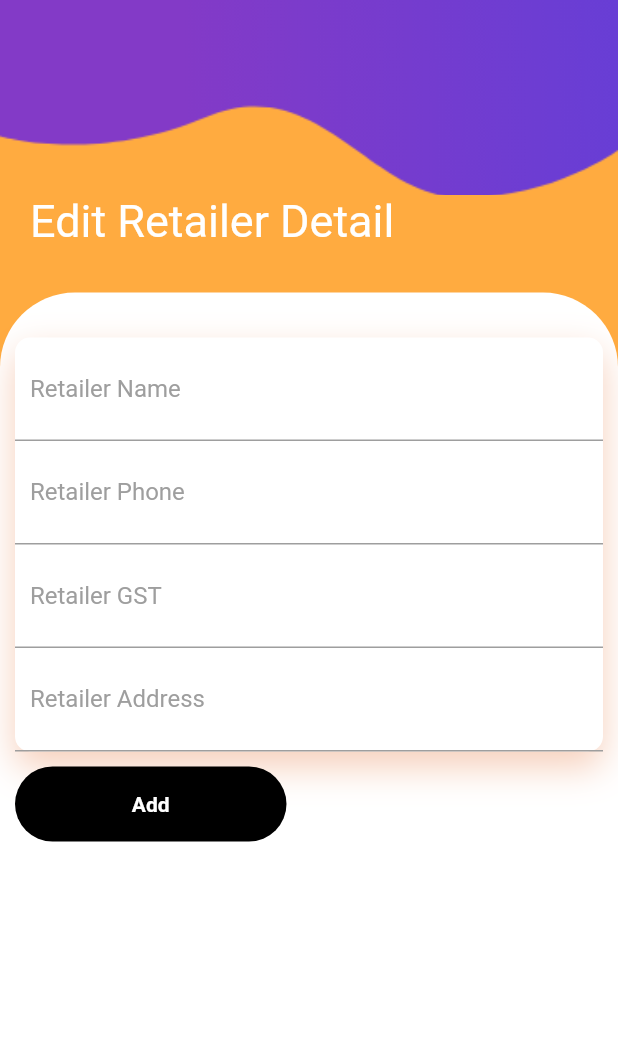
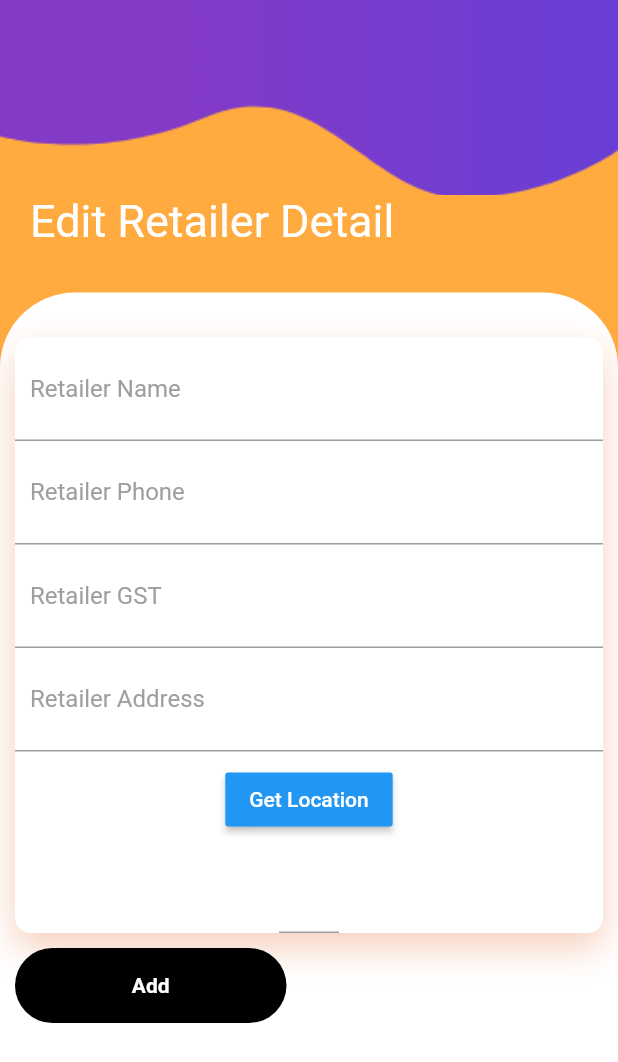
Before and after one commit to Abhii4/ThirdEye_InfoDeck_app, a Flutter app: the EditRetailer screen opened directly, on a phone screen of 412 x 824 dp. Shown: the top 1062 px of the screen. Run offline on Flutter 3.47's test engine with Material 2 defaults, Android fonts, the phone set to English and light mode, and no system bars; our stand-ins replace cloud_firestore, curved_navigation_bar, firebase_auth, geolocator, simple_animations; accounts and stored records are empty.

Commit message:
Added Current Location feature for retailers.

```diff
--- a/lib/secondAprroach/editRetailer.dart
+++ b/lib/secondAprroach/editRetailer.dart
@@ -4,6 +4,7 @@ import 'package:infodeck/secondAprroach/packagePage.dart';
 import 'package:infodeck/secondAprroach/retailer.dart';
 import 'package:infodeck/secondAprroach/retailerProvider.dart';
 import 'package:provider/provider.dart';
+import 'package:geolocator/geolocator.dart';
 
 class EditRetailer extends StatefulWidget {
   final Retailer retailer;
@@ -19,6 +20,7 @@ class _EditRetailerState extends State<EditRetailer> {
   final phoneController = TextEditingController();
   final gstController = TextEditingController();
   final addressController = TextEditingController();
+  String userLocation='';
 
   @override
   void dispose() {
@@ -40,7 +42,7 @@ class _EditRetailerState extends State<EditRetailer> {
       new Future.delayed(Duration.zero, () {
         final retailerProvider =
         Provider.of<RetailerProvider>(context, listen: false);
-        retailerProvider.loadValues(Retailer(null, null, null, null,null));
+        retailerProvider.loadValues(Retailer(null, null, null, null,null,null));
       });
     } else {
       //Controller Update
@@ -48,6 +50,7 @@ class _EditRetailerState extends State<EditRetailer> {
       phoneController.text = widget.retailer.phone;
       gstController.text = widget.retailer.gst;
       addressController.text = widget.retailer.address;
+      userLocation = widget.retailer.location;
 
       //State Update
       new Future.delayed(Duration.zero, () {
@@ -62,6 +65,21 @@ class _EditRetailerState extends State<EditRetailer> {
   _getretailerId(){
     String retailerId = widget.retailer.retailerId;
     return retailerId;
+  }
+
+  getLocation() async {
+
+    Position position = await Geolocator().getCurrentPosition(desiredAccuracy: LocationAccuracy.high);
+    List<Placemark> placemark = await Geolocator().placemarkFromCoordinates(position.latitude, position.longitude);
+    Placemark placeMark  = placemark[0];
+    String name = placeMark.name;
+    String subLocality = placeMark.subLocality;
+    String locality = placeMark.locality;
+    String administrativeArea = placeMark.administrativeArea;
+    String postalCode = placeMark.postalCode;
+    String country = placeMark.country;
+    String address = "${name}, ${subLocality}, ${locality}, ${administrativeArea} ${postalCode}, ${country}";
+    return address;
   }
 
   @override
@@ -208,9 +226,47 @@ class _EditRetailerState extends State<EditRetailer> {
                                         border: InputBorder.none),
                                   ),
                                 ),
+                                Container(
+                                  child: Row(
+                                    mainAxisAlignment: MainAxisAlignment.center,
+                                    crossAxisAlignment: CrossAxisAlignment.center,
+                                    children: <Widget>[
+                                      Padding(
+                                        padding: const EdgeInsets.all(8.0),
+                                        child: RaisedButton(
+                                          onPressed: () async {
+                                            userLocation = await getLocation();
+                                            print("Location is :" + userLocation);
+                                            retailerProvider.changeLocation(userLocation);
+
+//
+                                          },
+                                          color: Colors.blue,
+                                          child: Text("Get Location", style: TextStyle(color: Colors.white),),
+                                        ),
+                                      ),
+                                    ],
+
+                                  )
+
+                                ),
+                                Container(
+                                  padding: EdgeInsets.symmetric(vertical: 20.0, horizontal: 20.0),
+                                  decoration: BoxDecoration(
+                                      border: Border(
+                                          bottom: BorderSide(
+                                              color: Colors.grey[500]))),
+                                  child: Text(
+                                    userLocation,
+                                    textAlign: TextAlign.center,
+                                    overflow: TextOverflow.ellipsis,
+                                    style: TextStyle(fontWeight: FontWeight.bold),
+                                  )
+                                ),
                               ],
                             ),
-                          )),
+                          ),
+                      ),
                       SizedBox(
                         height: 10,
                       ),
--- a/lib/secondAprroach/retailer.dart
+++ b/lib/secondAprroach/retailer.dart
@@ -4,8 +4,10 @@ class Retailer{
   String _gst;
   String _address;
   String _retailerId;
+  String _location;
 
-  Retailer(this._name,this._phone,this._gst,this._address,this._retailerId);
+
+  Retailer(this._name,this._phone,this._gst,this._address,this._retailerId,this._location);
 
   Retailer.map(dynamic obj){
     this._name = obj['name'];
@@ -13,6 +15,8 @@ class Retailer{
     this._gst = obj['gst'];
     this._address = obj['address'];
     this._retailerId = obj['retailedId'];
+    this._location = obj['location'];
+
   }
 
   String get  name=> _name;
@@ -20,6 +24,8 @@ class Retailer{
   String get gst => _gst;
   String get address => _address;
   String get retailerId => _retailerId;
+  String get location => _location;
+
 
   Map<String,dynamic> toMap(){
     var map=new Map<String,dynamic>();
@@ -28,7 +34,9 @@ class Retailer{
     map['gst'] = _gst;
     map['address'] = _address;
     map ['retailerId'] = _retailerId;
-    return map;
+    map ['location'] = _location;
+
+     return map;
   }
 
   Retailer.fromMap(Map<String,dynamic> map){
@@ -37,6 +45,8 @@ class Retailer{
     this._gst = map['gst'];
     this._address = map['address'];
     this._retailerId = map ['retailerId'];
+    this._location = map ['location'];
+
 
   }
 }
--- a/lib/secondAprroach/retailerProvider.dart
+++ b/lib/secondAprroach/retailerProvider.dart
@@ -13,6 +13,7 @@ class RetailerProvider with ChangeNotifier {
   String _gst;
   String _address;
   String _retailerId;
+  String _location;
   var uuid = Uuid();
 
   //Getters
@@ -20,6 +21,7 @@ class RetailerProvider with ChangeNotifier {
   String get phone => _phone;
   String get gst => _gst;
   String get address => _address;
+  String get location => _location;
 
 
 
@@ -42,6 +44,10 @@ class RetailerProvider with ChangeNotifier {
     _address = value;
     notifyListeners();
   }
+  changeLocation(String value) {
+    _location = value;
+    notifyListeners();
+  }
 
 
   loadValues(Retailer retailer){
@@ -50,6 +56,7 @@ class RetailerProvider with ChangeNotifier {
     _gst=retailer.gst;
     _address=retailer.address;
     _retailerId=retailer.retailerId;
+    _location=retailer.location;
 
   }
 
@@ -57,12 +64,12 @@ class RetailerProvider with ChangeNotifier {
   saveRetailer() {
 
     if (_retailerId == null) {
-      var newRetailer = Retailer(name,phone,gst,address,uuid.v4());
+      var newRetailer = Retailer(name,phone,gst,address,uuid.v4(),location);
       firestoreService.saveRetailer(newRetailer);
     } else {
       //Update
       var updatedRetailer =
-      Retailer(name,phone,gst,address,_retailerId);
+      Retailer(name,phone,gst,address,_retailerId,location);
       firestoreService.saveRetailer(updatedRetailer);
     }
   }
--- a/pubspec.yaml
+++ b/pubspec.yaml
@@ -29,6 +29,7 @@ dependencies:
   provider: ^4.0.5
   curved_navigation_bar: ^0.3.3
   uuid: ^2.0.4
+  geolocator: ^5.3.2+2
 
 dev_dependencies:
   flutter_test:
```
Also changed, not shown: pubspec.lock, 1 other file.
